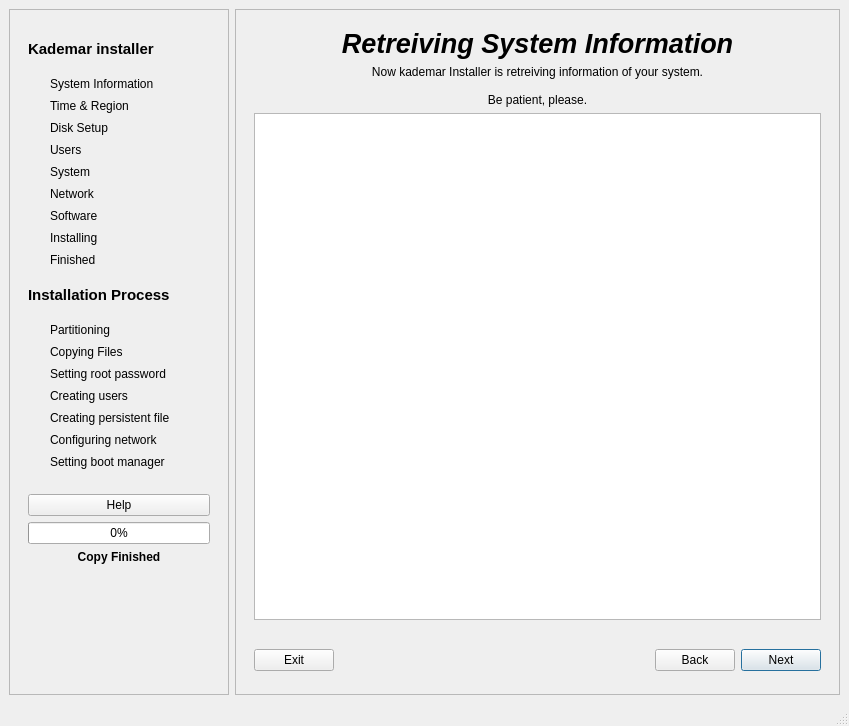
Old version of the form apps/instalador/instalador5/instalador.ui in the repository BackupTheBerlios/kademar-utils-svn.
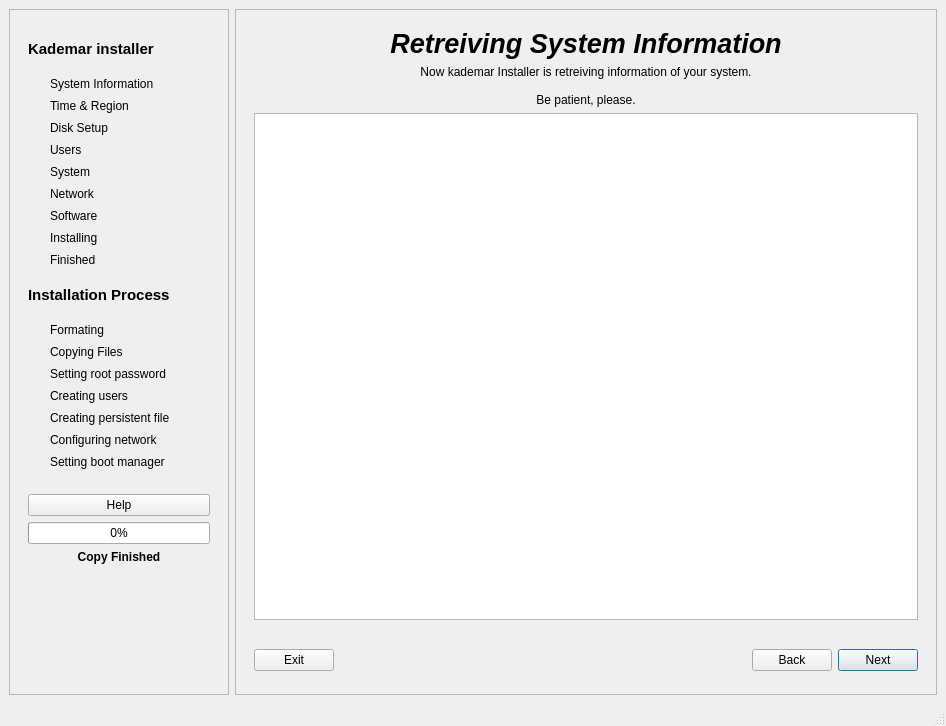
New version of the form. The open tabs and pages were chosen to show the change. Icons and pictures are not drawn.

Commit message: Working in Nano Path Separated copy + persistent + formating + mbr in a thread GUI changed Partitioning -> Formating Added Green finished tick icon Use of Finished tick icon on process Activated Umount on the end Beginning to comment code ^_^

Diff of the .ui file:
```diff
--- a/apps/instalador/instalador5/instalador.ui
+++ b/apps/instalador/instalador5/instalador.ui
@@ -6,7 +6,7 @@
    <rect>
     <x>0</x>
     <y>0</y>
-    <width>849</width>
+    <width>946</width>
     <height>726</height>
    </rect>
   </property>
@@ -332,7 +332,7 @@
            <item row="11" column="1" colspan="2">
             <widget class="QLabel" name="LPartitioning">
              <property name="text">
-              <string>Partitioning</string>
+              <string>Formating</string>
              </property>
              <property name="wordWrap">
               <bool>true</bool>
@@ -560,8 +560,8 @@
         <rect>
          <x>0</x>
          <y>0</y>
-         <width>627</width>
-         <height>656</height>
+         <width>708</width>
+         <height>671</height>
         </rect>
        </property>
        <layout class="QGridLayout" name="gridLayout_2">
```
Left out of the diff: 54 changed lines with no effect on the pictures. The commit also changes 5 other files.
